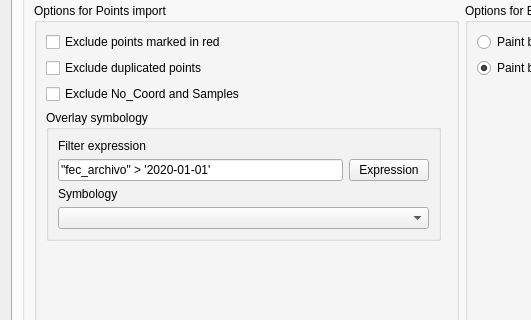
This is sugar_tools_dialog.ui in psigcat/sugartools as Qt 5 draws it before an edit; both pictures show x 0 to 531 and y 331 to 651 of the 680 by 842 pixel window. The edited form follows.
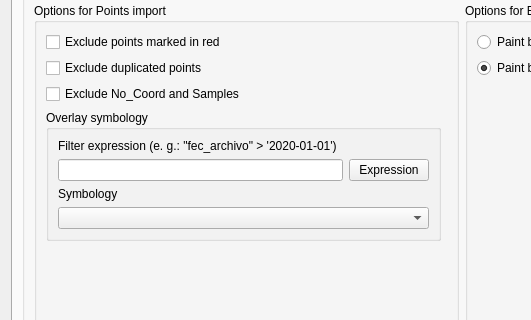
This is the edited form. Custom widgets are drawn as their Qt base class.

Commit message: Remove filter expression, fix #16

```diff
--- a/sugar_tools_dialog.ui
+++ b/sugar_tools_dialog.ui
@@ -172,7 +172,7 @@
                 <item row="1" column="0">
                  <widget class="QLineEdit" name="filter_expr">
                   <property name="text">
-                   <string>&quot;fec_archivo&quot; &gt; '2020-01-01'</string>
+                   <string/>
                   </property>
                  </widget>
                 </item>
@@ -183,13 +183,6 @@
                   </property>
                  </widget>
                 </item>
-                <item row="0" column="0">
-                 <widget class="QLabel" name="label_4">
-                  <property name="text">
-                   <string>Filter expression</string>
-                  </property>
-                 </widget>
-                </item>
                 <item row="1" column="1">
                  <widget class="QPushButton" name="filter_expr_btn">
                   <property name="text">
@@ -200,6 +193,13 @@
                 <item row="3" column="0" colspan="2">
                  <widget class="QComboBox" name="symbology_overlay"/>
                 </item>
+                <item row="0" column="0" colspan="2">
+                 <widget class="QLabel" name="label_4">
+                  <property name="text">
+                   <string>Filter expression (e. g.: &quot;fec_archivo&quot; &gt; '2020-01-01')</string>
+                  </property>
+                 </widget>
+                </item>
                </layout>
               </widget>
              </item>
```
